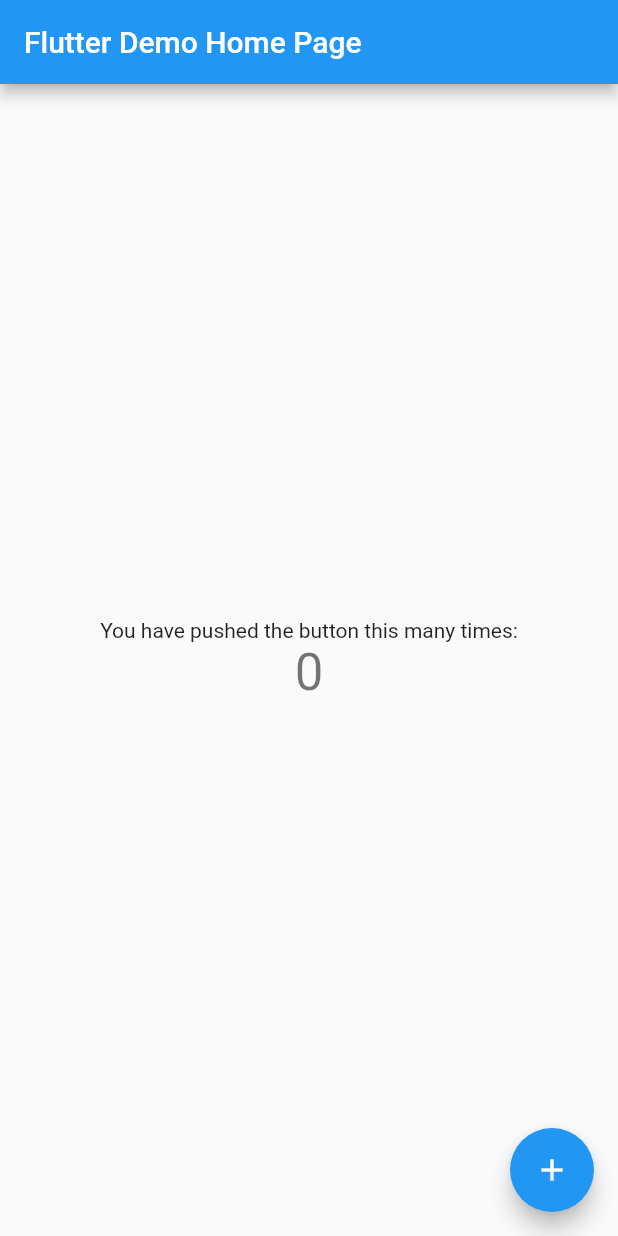
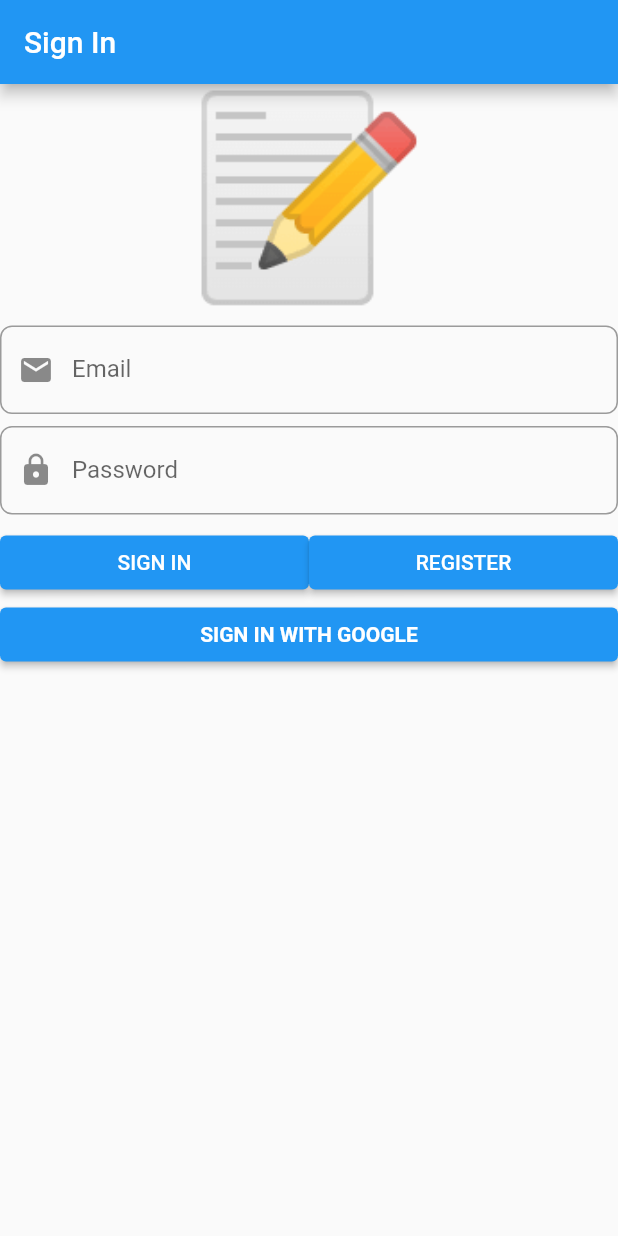
Before and after one commit to jinbekim/todolist, a Flutter app: the screen it shows after launch, on a phone screen of 412 x 824 dp. Run offline on Flutter 3.47's test engine with Material 2 defaults, Android fonts, the phone set to English and light mode, and no system bars; our stand-ins replace another_flushbar, bloc, dartz, firebase_auth, firebase_core, flutter_bloc and 4 more; accounts and stored records are empty.

Commit message:
build success

```diff
--- a/analysis_options.yaml
+++ b/analysis_options.yaml
@@ -7,7 +7,7 @@
 
 # The following line activates a set of recommended lints for Flutter apps,
 # packages, and plugins designed to encourage good coding practices.
-include: package:flutter_lints/flutter.yaml
+include: package:lint/analysis_options.yaml
 
 linter:
   # The lint rules applied to this project can be customized in the
@@ -24,6 +24,5 @@ linter:
   rules:
     # avoid_print: false  # Uncomment to disable the `avoid_print` rule
     # prefer_single_quotes: true  # Uncomment to enable the `prefer_single_quotes` rule
-
 # Additional information about this file can be found at
 # https://dart.dev/guides/language/analysis-options
--- /dev/null
+++ b/lib/application/auth/sign_in_for/bloc/sign_in_form_event.dart
@@ -0,0 +1,15 @@
+part of 'sign_in_form_bloc.dart';
+
+@freezed
+class SignInFormEvent with _$SignInFormEvent {
+  const factory SignInFormEvent.emailChanged(String emailAddressStr) =
+      EmailChanged;
+  const factory SignInFormEvent.passwordChanged(String passwordStr) =
+      PasswordChanged;
+  const factory SignInFormEvent.registerWithEmailAndPasswordPressed() =
+      RegisterWithEmailAndPasswordPressed;
+  const factory SignInFormEvent.signInWithEmailAndPasswordPressed() =
+      SignInWithEmailAndPasswordPressed;
+  const factory SignInFormEvent.signInWithGooglePressed() =
+      SignInWithGooglePressed;
+}
--- /dev/null
+++ b/lib/application/auth/sign_in_for/bloc/sign_in_form_state.dart
@@ -0,0 +1,20 @@
+part of 'sign_in_form_bloc.dart';
+
+@freezed
+class SignInFormState with _$SignInFormState {
+  const factory SignInFormState({
+    required EmailAddress emailAddress,
+    required Password password,
+    required bool showErrorMessages,
+    required bool isSubmitting,
+    required Option<Either<AuthFailure, Unit>> authFailureOrSuccessOption,
+  }) = _SignInFormState;
+
+  factory SignInFormState.initial() => SignInFormState(
+        emailAddress: EmailAddress(''),
+        password: Password(''),
+        showErrorMessages: false,
+        isSubmitting: false,
+        authFailureOrSuccessOption: none(),
+      );
+}
--- /dev/null
+++ b/lib/domain/auth/auth_failure.dart
@@ -0,0 +1,12 @@
+import 'package:freezed_annotation/freezed_annotation.dart';
+
+part 'auth_failure.freezed.dart';
+
+@freezed
+abstract class AuthFailure with _$AuthFailure {
+  const factory AuthFailure.cancelledByUser() = CancelledByUser;
+  const factory AuthFailure.serverError() = ServerError;
+  const factory AuthFailure.emailAlreadyInUse() = EmailAlreadyInUse;
+  const factory AuthFailure.invalidEmailAndPasswordCombination() =
+      InvalidEmailAndPasswordCombination;
+}
--- /dev/null
+++ b/lib/domain/auth/i_auth_facade.dart
@@ -0,0 +1,16 @@
+import 'package:dartz/dartz.dart';
+import 'package:todolist/domain/auth/auth_failure.dart';
+import 'package:todolist/domain/auth/value_objects.dart';
+
+
+abstract class IAuthFacade {
+  Future<Either<AuthFailure, Unit>> registerWithEmailAndPassword({
+    required EmailAddress emailAddress,
+    required Password password,
+  });
+  Future<Either<AuthFailure, Unit>> signInWithEmailAndPassword({
+    required EmailAddress emailAddress,
+    required Password password,
+  });
+  Future<Either<AuthFailure, Unit>> signInWithGoogle();
+}
--- /dev/null
+++ b/lib/domain/auth/value_objects.dart
@@ -0,0 +1,30 @@
+import 'package:dartz/dartz.dart';
+import 'package:todolist/domain/core/failures.dart';
+import 'package:todolist/domain/core/value_objects.dart';
+import 'package:todolist/domain/core/value_validators.dart';
+
+class EmailAddress extends ValueObject<String> {
+  @override
+  final Either<ValueFailure<String>, String> value;
+
+  factory EmailAddress(String input) {
+    return EmailAddress._(
+      validateEmailAddress(input),
+    );
+  }
+
+  const EmailAddress._(this.value);
+}
+
+class Password extends ValueObject<String> {
+  @override
+  final Either<ValueFailure<String>, String> value;
+
+  factory Password(String input) {
+    return Password._(
+      validatePassword(input),
+    );
+  }
+
+  const Password._(this.value);
+}
--- /dev/null
+++ b/lib/domain/core/failures.dart
@@ -0,0 +1,13 @@
+import 'package:freezed_annotation/freezed_annotation.dart';
+
+part 'failures.freezed.dart';
+
+@freezed
+abstract class ValueFailure<T> with _$ValueFailure<T> {
+  const factory ValueFailure.invalidEmail({
+    required String failedValue,
+  }) = InvalidEmail<T>;
+  const factory ValueFailure.shortPassword({
+    required String failedValue,
+  }) = ShortPassword<T>;
+}
--- /dev/null
+++ b/lib/domain/core/value_objects.dart
@@ -0,0 +1,30 @@
+import 'package:dartz/dartz.dart';
+import 'package:freezed_annotation/freezed_annotation.dart';
+
+import 'package:todolist/domain/core/errors.dart';
+import 'package:todolist/domain/core/failures.dart';
+
+@immutable
+abstract class ValueObject<T> {
+  const ValueObject();
+  Either<ValueFailure<T>, T> get value;
+
+  T getOrCrash() {
+    return value.fold((f) => throw UnexpectedValueError(f), id);
+  }
+
+  bool isValid() => value.isRight();
+
+  @override
+  bool operator ==(Object o) {
+    if (identical(this, o)) return true;
+
+    return o is ValueObject<T> && o.value == value;
+  }
+
+  @override
+  int get hashCode => value.hashCode;
+
+  @override
+  String toString() => 'Value($value)';
+}
--- /dev/null
+++ b/lib/domain/core/value_validators.dart
@@ -0,0 +1,20 @@
+import 'package:dartz/dartz.dart';
+import 'package:todolist/domain/core/failures.dart';
+
+Either<ValueFailure<String>, String> validateEmailAddress(String input) {
+  const emailRegex =
+      r"""^[a-zA-Z0-9.a-zA-Z0-9.!#$%&'*+-/=?^_`{|}~]+@[a-zA-Z0-9]+\.[a-zA-Z]+""";
+  if (RegExp(emailRegex).hasMatch(input)) {
+    return right(input);
+  } else {
+    return left(ValueFailure.invalidEmail(failedValue: input));
+  }
+}
+
+Either<ValueFailure<String>, String> validatePassword(String input) {
+  if (input.length >= 6) {
+    return right(input);
+  } else {
+    return left(ValueFailure.shortPassword(failedValue: input));
+  }
+}
--- /dev/null
+++ b/lib/injection.dart
@@ -0,0 +1,8 @@
+import 'package:get_it/get_it.dart';
+import 'package:injectable/injectable.dart';
+import 'package:todolist/injection.config.dart';
+
+final getIt = GetIt.instance;
+
+@injectableInit
+void configureInjection(String env) => getIt.init();
--- a/lib/main.dart
+++ b/lib/main.dart
@@ -1,115 +1,16 @@
+import 'package:firebase_core/firebase_core.dart';
 import 'package:flutter/material.dart';
+import 'package:injectable/injectable.dart';
+import 'package:todolist/firebase_options.dart';
+import 'package:todolist/injection.dart';
+import 'package:todolist/presentation/core/app_wiget.dart';
 
-void main() {
-  runApp(const MyApp());
+Future<void> main() async {
+  WidgetsFlutterBinding.ensureInitialized();
+
+  await Firebase.initializeApp(
+    options: DefaultFirebaseOptions.currentPlatform,
+  );
+  configureInjection(Environment.prod);
+  runApp(AppWidget());
 }
-
-class MyApp extends StatelessWidget {
-  const MyApp({super.key});
-
-  // This widget is the root of your application.
-  @override
-  Widget build(BuildContext context) {
-    return MaterialApp(
-      title: 'Flutter Demo',
-      theme: ThemeData(
-        // This is the theme of your application.
-        //
-        // Try running your application with "flutter run". You'll see the
-        // application has a blue toolbar. Then, without quitting the app, try
-        // changing the primarySwatch below to Colors.green and then invoke
-        // "hot reload" (press "r" in the console where you ran "flutter run",
-        // or simply save your changes to "hot reload" in a Flutter IDE).
-        // Notice that the counter didn't reset back to zero; the application
-        // is not restarted.
-        primarySwatch: Colors.blue,
-      ),
-      home: const MyHomePage(title: 'Flutter Demo Home Page'),
-    );
-  }
-}
-
-class MyHomePage extends StatefulWidget {
-  const MyHomePage({super.key, required this.title});
-
-  // This widget is the home page of your application. It is stateful, meaning
-  // that it has a State object (defined below) that contains fields that affect
-  // how it looks.
-
-  // This class is the configuration for the state. It holds the values (in this
-  // case the title) provided by the parent (in this case the App widget) and
-  // used by the build method of the State. Fields in a Widget subclass are
-  // always marked "final".
-
-  final String title;
-
-  @override
-  State<MyHomePage> createState() => _MyHomePageState();
-}
-
-class _MyHomePageState extends State<MyHomePage> {
-  int _counter = 0;
-
-  void _incrementCounter() {
-    setState(() {
-      // This call to setState tells the Flutter framework that something has
-      // changed in this State, which causes it to rerun the build method below
-      // so that the display can reflect the updated values. If we changed
-      // _counter without calling setState(), then the build method would not be
-      // called again, and so nothing would appear to happen.
-      _counter++;
-    });
-  }
-
-  @override
-  Widget build(BuildContext context) {
-    // This method is rerun every time setState is called, for instance as done
-    // by the _incrementCounter method above.
-    //
-    // The Flutter framework has been optimized to make rerunning build methods
-    // fast, so that you can just rebuild anything that needs updating rather
-    // than having to individually change instances of widgets.
-    return Scaffold(
-      appBar: AppBar(
-        // Here we take the value from the MyHomePage object that was created by
-        // the App.build method, and use it to set our appbar title.
-        title: Text(widget.title),
-      ),
-      body: Center(
-        // Center is a layout widget. It takes a single child and positions it
-        // in the middle of the parent.
-        child: Column(
-          // Column is also a layout widget. It takes a list of children and
-          // arranges them vertically. By default, it sizes itself to fit its
-          // children horizontally, and tries to be as tall as its parent.
-          //
-          // Invoke "debug painting" (press "p" in the console, choose the
-          // "Toggle Debug Paint" action from the Flutter Inspector in Android
-          // Studio, or the "Toggle Debug Paint" command in Visual Studio Code)
-          // to see the wireframe for each widget.
-          //
-          // Column has various properties to control how it sizes itself and
-          // how it positions its children. Here we use mainAxisAlignment to
-          // center the children vertically; the main axis here is the vertical
-          // axis because Columns are vertical (the cross axis would be
-          // horizontal).
-          mainAxisAlignment: MainAxisAlignment.center,
-          children: <Widget>[
-            const Text(
-              'You have pushed the button this many times:',
-            ),
-            Text(
-              '$_counter',
-              style: Theme.of(context).textTheme.headlineMedium,
-            ),
-          ],
-        ),
-      ),
-      floatingActionButton: FloatingActionButton(
-        onPressed: _incrementCounter,
-        tooltip: 'Increment',
-        child: const Icon(Icons.add),
-      ), // This trailing comma makes auto-formatting nicer for build methods.
-    );
-  }
-}
--- /dev/null
+++ b/lib/presentation/core/app_wiget.dart
@@ -0,0 +1,21 @@
+import 'package:flutter/material.dart';
+import 'package:todolist/presentation/sign_in/sign_in_page.dart';
+
+class AppWidget extends StatelessWidget {
+  @override
+  Widget build(BuildContext context) {
+    return MaterialApp(
+      title: 'Notes',
+      home: SignInPage(),
+      debugShowCheckedModeBanner: false,
+      theme: ThemeData.light().copyWith(
+        primaryColor: Colors.green[800],
+        inputDecorationTheme: InputDecorationTheme(
+          border: OutlineInputBorder(
+            borderRadius: BorderRadius.circular(8),
+          ),
+        ),
+      ),
+    );
+  }
+}
--- /dev/null
+++ b/lib/presentation/sign_in/sign_in_page.dart
@@ -0,0 +1,20 @@
+import 'package:flutter/material.dart';
+import 'package:flutter_bloc/flutter_bloc.dart';
+import 'package:todolist/application/auth/sign_in_for/bloc/sign_in_form_bloc.dart';
+import 'package:todolist/injection.dart';
+import 'package:todolist/presentation/sign_in/widgets/sign_in_form.dart';
+
+class SignInPage extends StatelessWidget {
+  @override
+  Widget build(BuildContext context) {
+    return Scaffold(
+      appBar: AppBar(
+        title: const Text('Sign In'),
+      ),
+      body: BlocProvider(
+        create: (context) => getIt<SignInFormBloc>(),
+        child: const SignInForm(),
+      ),
+    );
+  }
+}
--- /dev/null
+++ b/lib/presentation/sign_in/widgets/sign_in_form.dart
@@ -0,0 +1,133 @@
+import 'package:another_flushbar/flushbar_helper.dart';
+import 'package:flutter/material.dart';
+import 'package:flutter_bloc/flutter_bloc.dart';
+import 'package:todolist/application/auth/sign_in_for/bloc/sign_in_form_bloc.dart';
+
+class SignInForm extends StatelessWidget {
+  const SignInForm({super.key});
+
+  @override
+  Widget build(BuildContext context) {
+    return BlocConsumer<SignInFormBloc, SignInFormState>(
+      listener: (context, state) {
+        state.authFailureOrSuccessOption.fold(
+          () {},
+          (either) => either.fold(
+            (failure) {
+              FlushbarHelper.createError(
+                message: failure.map(
+                  cancelledByUser: (_) => 'Cancelled',
+                  serverError: (_) => 'Server error',
+                  emailAlreadyInUse: (_) => 'Email already in use',
+                  invalidEmailAndPasswordCombination: (_) =>
+                      'Invalid email and password combination',
+                ),
+              ).show(context);
+            },
+            (_) {
+              // TODO: Navigate
+            },
+          ),
+        );
+      },
+      builder: (context, state) {
+        return Form(
+          autovalidateMode: AutovalidateMode.onUserInteraction,
+          child: ListView(
+            children: [
+              const Text(
+                '📝',
+                textAlign: TextAlign.center,
+                style: TextStyle(fontSize: 130),
+              ),
+              const SizedBox(height: 8),
+              TextFormField(
+                decoration: const InputDecoration(
+                  prefixIcon: Icon(Icons.email),
+                  labelText: 'Email',
+                ),
+                autocorrect: false,
+                onChanged: (value) => context
+                    .read<SignInFormBloc>()
+                    .add(SignInFormEvent.emailChanged(value)),
+                validator: (_) => context
+                    .read<SignInFormBloc>()
+                    .state
+                    .emailAddress
+                    .value
+                    .fold(
+                      (f) => f.maybeMap(
+                        invalidEmail: (_) => 'Invalid Email',
+                        orElse: () => null,
+                      ),
+                      (_) => null,
+                    ),
+              ),
+              const SizedBox(height: 8),
+              TextFormField(
+                decoration: const InputDecoration(
+                  prefixIcon: Icon(Icons.lock),
+                  labelText: 'Password',
+                ),
+                autocorrect: false,
+                obscureText: true,
+                onChanged: (value) => context
+                    .read<SignInFormBloc>()
+                    .add(SignInFormEvent.passwordChanged(value)),
+                validator: (_) =>
+                    context.read<SignInFormBloc>().state.password.value.fold(
+                          (f) => f.maybeMap(
+                            shortPassword: (_) => 'Short Password',
+                            orElse: () => null,
+                          ),
+                          (_) => null,
+                        ),
+              ),
+              const SizedBox(height: 8),
+              Row(
+                children: [
+                  Expanded(
+                    child: ElevatedButton(
+                      onPressed: () {
+                        context.read<SignInFormBloc>().add(
+                              const SignInFormEvent
+                                  .signInWithEmailAndPasswordPressed(),
+                            );
+                      },
+                      child: const Text('SIGN IN'),
+                    ),
+                  ),
+                  Expanded(
+                    child: ElevatedButton(
+                      onPressed: () {
+                        context.read<SignInFormBloc>().add(
+                              const SignInFormEvent
+                                  .registerWithEmailAndPasswordPressed(),
+                            );
+                      },
+                      child: const Text('REGISTER'),
+                    ),
+                  ),
+                ],
+              ),
+              ElevatedButton(
+                onPressed: () {
+                  context
+                      .read<SignInFormBloc>()
+                      .add(const SignInFormEvent.signInWithGooglePressed());
+                },
+                child: const Text(
+                  'SIGN IN WITH GOOGLE',
+                  style: TextStyle(
+                    color: Colors.white,
+                    fontWeight: FontWeight.bold,
+                  ),
+                ),
+              )
+            ],
+          ),
+        );
+      },
+    );
+  }
+}
```
Also changed, not shown: lib/application/auth/sign_in_for/bloc/sign_in_form_bloc.dart (added, +93 -0 lines), lib/domain/core/errors.dart (added, +14 -0 lines), lib/infrastructure/auth/firebase_auth_facade.dart (added, +84 -0 lines), lib/infrastructure/core/firebase_injectable_module.dart (added, +11 -0 lines), pubspec.yaml (+16 -22 lines), lib/application/auth/sign_in_for/bloc/sign_in_form_bloc.freezed.dart (added), lib/domain/auth/auth_failure.freezed.dart (added), lib/domain/core/failures.freezed.dart (added), lib/firebase_options.dart (added), lib/injection.config.dart (added), pubspec.lock, 20 other files.
